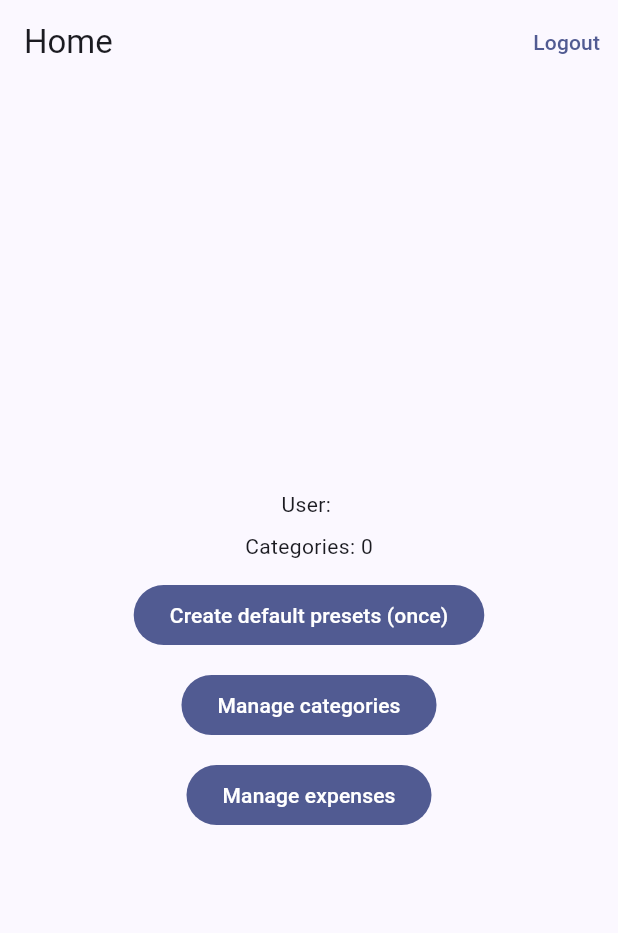
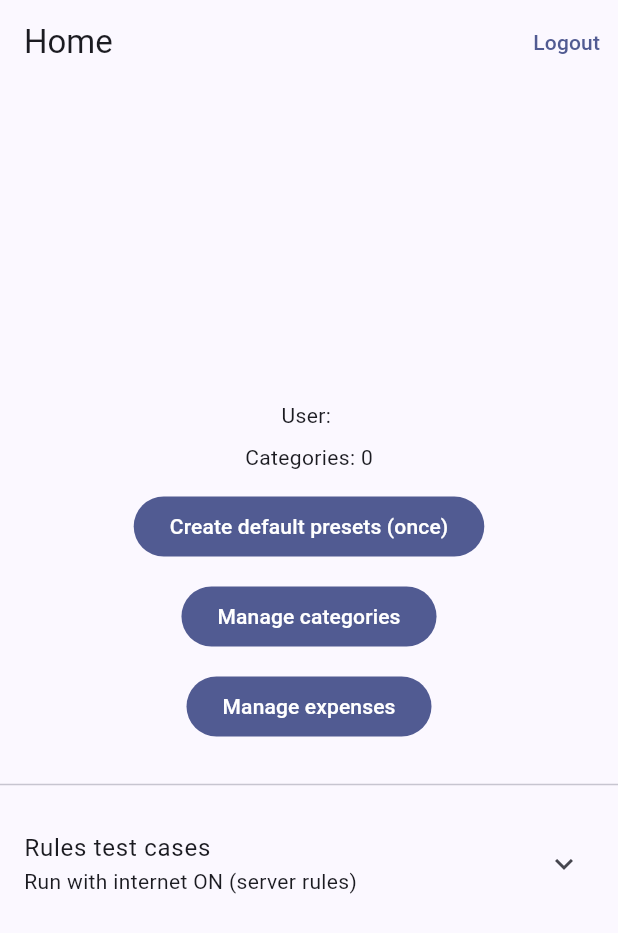
Before and after one commit to trunkovich/expencify, a Flutter app: the screen it shows once a user with an empty profile is signed in, on a phone screen of 412 x 824 dp. Shown: the top 933 px of the screen. Run offline on Flutter 3.47's test engine with Material 3 defaults, Android fonts, the phone set to English and light mode, and no system bars; our stand-ins replace cloud_firestore, firebase_auth, firebase_core, google_sign_in; accounts and stored records are empty.

Commit message:
Added manual test cases

```diff
--- a/lib/home/home_screen.dart
+++ b/lib/home/home_screen.dart
@@ -1,21 +1,117 @@
+import 'package:cloud_firestore/cloud_firestore.dart';
 import 'package:firebase_auth/firebase_auth.dart';
 import 'package:flutter/material.dart';
 
 import '../categories/categories_screen.dart';
+import '../expenses/expenses_screen.dart';
 import '../services/categories_repository.dart';
 import '../services/firestore_service.dart';
-import '../expenses/expenses_screen.dart';
 import '../shared/firebase_error_mapper.dart';
+import '../shared/snackbars.dart';
 
-class HomeScreen extends StatelessWidget {
+class HomeScreen extends StatefulWidget {
   const HomeScreen({super.key});
+
+  @override
+  State<HomeScreen> createState() => _HomeScreenState();
+}
+
+class _HomeScreenState extends State<HomeScreen> {
+  final _service = FirestoreService();
+  final _categoriesRepo = CategoriesRepository();
+  final _firestore = FirebaseFirestore.instance;
+
+  String get _uid => FirebaseAuth.instance.currentUser!.uid;
+
+  Future<void> _runTest(String name, Future<void> Function() action) async {
+    try {
+      await action();
+      if (!mounted) return;
+      Snackbars.showMessage(context, 'PASS: $name');
+    } catch (e) {
+      if (!mounted) return;
+      Snackbars.showMessage(context, 'FAIL: $name → ${FirebaseErrorMapper.message(e)}');
+    }
+  }
+
+  Future<void> _testWriteOtherUserCategory() {
+    return _runTest('write category to other uid (should FAIL)', () async {
+      final now = Timestamp.now();
+      await _firestore.doc('users/other-user/categories/rules_probe').set(<String, Object?>{
+        'name': 'Should fail',
+        'emoji': '🚫',
+        'sortOrder': 0,
+        'createdAt': now,
+        'updatedAt': now,
+      });
+    });
+  }
+
+  Future<void> _testInvalidCategorySchema() {
+    return _runTest('invalid category schema (should FAIL)', () async {
+      final now = Timestamp.now();
+      await _firestore
+          .doc('users/$_uid/categories/rules_probe_invalid_schema')
+          .set(<String, Object?>{
+        'name': 'Bad category',
+        'sortOrder': 'not-an-int',
+        'createdAt': now,
+        'updatedAt': now,
+      });
+    });
+  }
+
+  Future<void> _testInvalidExpenseSchema() {
+    return _runTest('invalid expense schema (should FAIL)', () async {
+      final now = Timestamp.now();
+      await _firestore
+          .doc('users/$_uid/expenses/rules_probe_invalid_schema')
+          .set(<String, Object?>{
+        'amount': 'abc',
+        'currency': 'US',
+        'date': now,
+        'categoryId': 'some-category',
+        'createdAt': now,
+        'updatedAt': now,
+      });
+    });
+  }
+
+  Future<void> _testExtraFieldDenied() {
+    return _runTest('extra field denied (should FAIL)', () async {
+      final now = Timestamp.now();
+      await _firestore
+          .doc('users/$_uid/categories/rules_probe_extra_field')
+          .set(<String, Object?>{
+        'name': 'Extra field',
+        'sortOrder': 1,
+        'createdAt': now,
+        'updatedAt': now,
+        'hacker': true,
+      });
+    });
+  }
+
+  Future<void> _testValidCategoryRoundtrip() {
+    return _runTest('valid category write/delete (should PASS)', () async {
+      final now = Timestamp.now();
+      final id = 'rules_probe_ok_${now.millisecondsSinceEpoch}';
+      final ref = _firestore.doc('users/$_uid/categories/$id');
+      await ref.set(<String, Object?>{
+        'name': 'Rules OK',
+        'emoji': '✅',
+        'sortOrder': 999999,
+        'createdAt': now,
+        'updatedAt': now,
+      });
+      await ref.delete();
+    });
+  }
 
   @override
   Widget build(BuildContext context) {
     final uid = FirebaseAuth.instance.currentUser?.uid;
     final email = FirebaseAuth.instance.currentUser?.email;
-    final service = FirestoreService();
-    final categoriesRepo = CategoriesRepository();
 
     return Scaffold(
       appBar: AppBar(
@@ -31,7 +127,7 @@ class HomeScreen extends StatelessWidget {
         child: uid == null
             ? const Text('No user (unexpected)')
             : StreamBuilder<int>(
-                stream: service.watchCategoriesCount(uid),
+                stream: _service.watchCategoriesCount(uid),
                 builder: (context, snapshot) {
                   if (snapshot.hasError) {
                     return Padding(
@@ -52,7 +148,7 @@ class HomeScreen extends StatelessWidget {
                       Text('Categories: $count'),
                       const SizedBox(height: 12),
                       FilledButton(
-                        onPressed: () => categoriesRepo.ensureDefaultPresets(uid),
+                        onPressed: () => _categoriesRepo.ensureDefaultPresets(uid),
                         child: const Text('Create default presets (once)'),
                       ),
                       const SizedBox(height: 12),
@@ -73,6 +169,43 @@ class HomeScreen extends StatelessWidget {
                         ),
                         child: const Text('Manage expenses'),
                       ),
+                      const SizedBox(height: 20),
+                      const Divider(),
+                      const SizedBox(height: 8),
+                      ConstrainedBox(
+                        constraints: const BoxConstraints(maxWidth: 520),
+                        child: ExpansionTile(
+                          title: const Text('Rules test cases'),
+                          subtitle: const Text('Run with internet ON (server rules)'),
+                          childrenPadding: const EdgeInsets.all(12),
+                          children: [
+                            FilledButton.tonal(
+                              onPressed: _testValidCategoryRoundtrip,
+                              child: const Text('PASS: valid category write/delete'),
+                            ),
+                            const SizedBox(height: 8),
+                            FilledButton.tonal(
+                              onPressed: _testWriteOtherUserCategory,
+                              child: const Text('FAIL: write category to other uid'),
+                            ),
+                            const SizedBox(height: 8),
+                            FilledButton.tonal(
+                              onPressed: _testInvalidCategorySchema,
+                              child: const Text('FAIL: invalid category schema'),
+                            ),
+                            const SizedBox(height: 8),
+                            FilledButton.tonal(
+                              onPressed: _testInvalidExpenseSchema,
+                              child: const Text('FAIL: invalid expense schema'),
+                            ),
+                            const SizedBox(height: 8),
+                            FilledButton.tonal(
+                              onPressed: _testExtraFieldDenied,
+                              child: const Text('FAIL: extra field denied'),
+                            ),
+                          ],
+                        ),
+                      ),
                     ],
                   );
                 },
```
